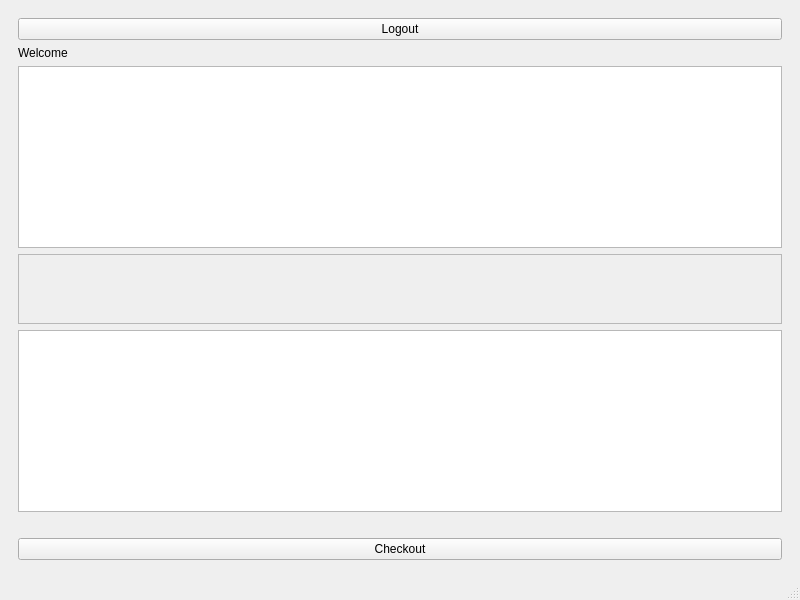
YogeshwarChaudhariii/Online-Shopping-Portal-GUI, file ui/MainWindow.ui: the form before one commit.
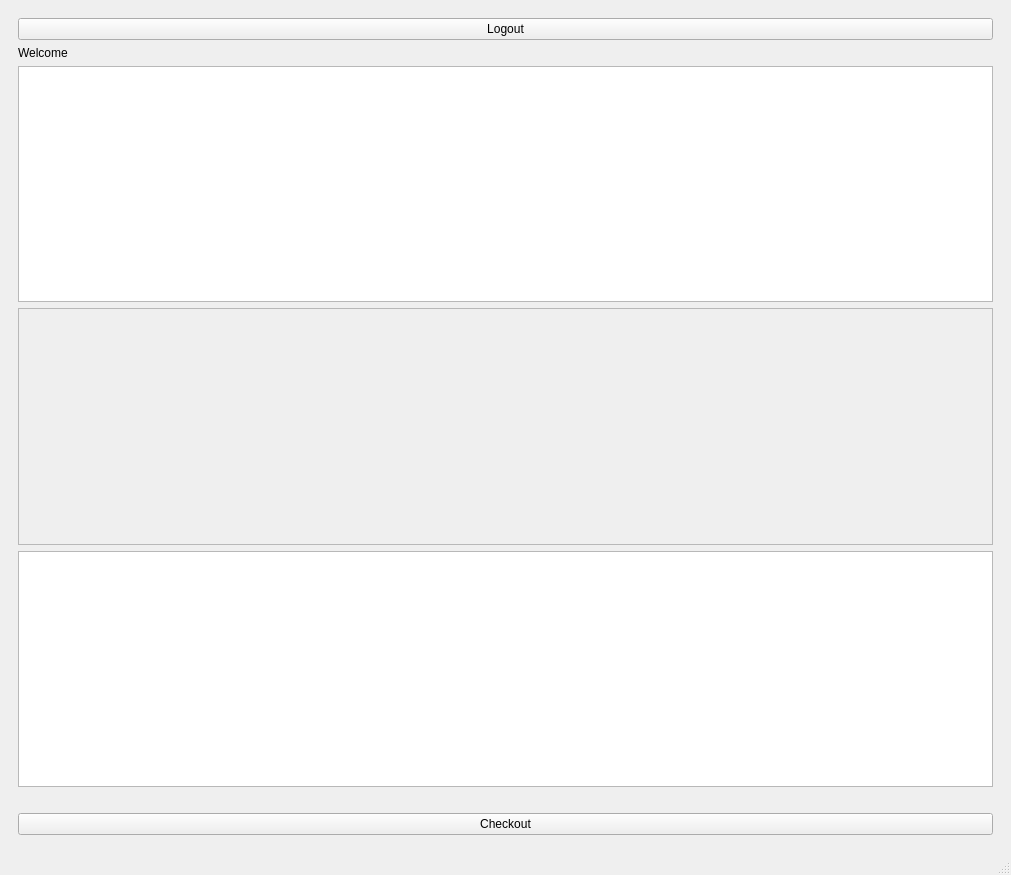
The form after the commit. The open tabs and pages were chosen to show the change.

The edit to the form file:
```diff
--- a/ui/MainWindow.ui
+++ b/ui/MainWindow.ui
@@ -6,8 +6,8 @@
    <rect>
     <x>0</x>
     <y>0</y>
-    <width>800</width>
-    <height>600</height>
+    <width>1011</width>
+    <height>875</height>
    </rect>
   </property>
   <property name="windowTitle">
@@ -130,10 +130,21 @@
             <rect>
              <x>0</x>
              <y>0</y>
-             <width>760</width>
-             <height>54</height>
+             <width>973</width>
+             <height>221</height>
             </rect>
            </property>
+           <widget class="QWidget" name="verticalLayoutWidget">
+            <property name="geometry">
+             <rect>
+              <x>19</x>
+              <y>19</y>
+              <width>901</width>
+              <height>191</height>
+             </rect>
+            </property>
+            <layout class="QVBoxLayout" name="productsLayout"/>
+           </widget>
           </widget>
          </widget>
         </item>
```
Left out of the diff: 15 changed lines with no effect on the pictures.
